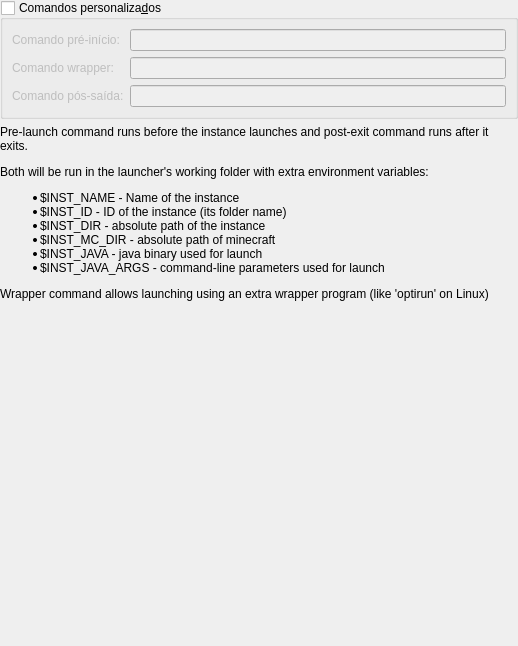
First picture: the form in launcher/ui/widgets/CustomCommands.ui, repository Chrispsz/Launcher, before the edit.
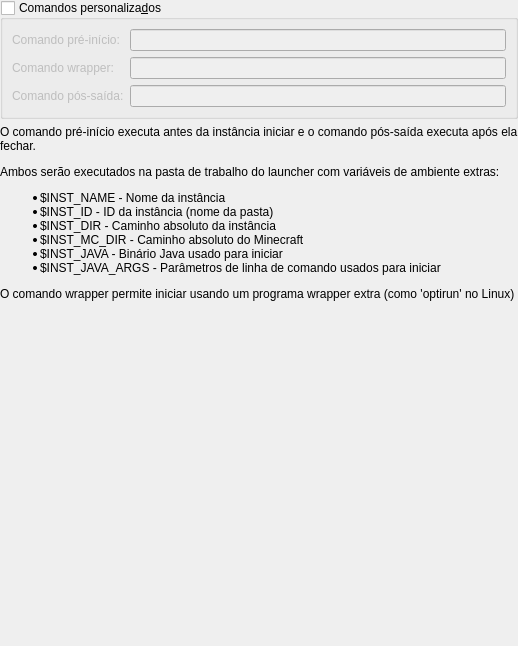
Second picture: the form after the edit.

```diff
--- a/launcher/ui/widgets/CustomCommands.ui
+++ b/launcher/ui/widgets/CustomCommands.ui
@@ -74,7 +74,7 @@
    <item>
     <widget class="QLabel" name="labelCustomCmdsDescription">
      <property name="text">
-      <string>&lt;html&gt;&lt;head/&gt;&lt;body&gt;&lt;p&gt;Pre-launch command runs before the instance launches and post-exit command runs after it exits.&lt;/p&gt;&lt;p&gt;Both will be run in the launcher's working folder with extra environment variables:&lt;/p&gt;&lt;ul&gt;&lt;li&gt;$INST_NAME - Name of the instance&lt;/li&gt;&lt;li&gt;$INST_ID - ID of the instance (its folder name)&lt;/li&gt;&lt;li&gt;$INST_DIR - absolute path of the instance&lt;/li&gt;&lt;li&gt;$INST_MC_DIR - absolute path of minecraft&lt;/li&gt;&lt;li&gt;$INST_JAVA - java binary used for launch&lt;/li&gt;&lt;li&gt;$INST_JAVA_ARGS - command-line parameters used for launch&lt;/li&gt;&lt;/ul&gt;&lt;p&gt;Wrapper command allows launching using an extra wrapper program (like 'optirun' on Linux)&lt;/p&gt;&lt;/body&gt;&lt;/html&gt;</string>
+      <string>&lt;html&gt;&lt;head/&gt;&lt;body&gt;&lt;p&gt;O comando pré-início executa antes da instância iniciar e o comando pós-saída executa após ela fechar.&lt;/p&gt;&lt;p&gt;Ambos serão executados na pasta de trabalho do launcher com variáveis de ambiente extras:&lt;/p&gt;&lt;ul&gt;&lt;li&gt;$INST_NAME - Nome da instância&lt;/li&gt;&lt;li&gt;$INST_ID - ID da instância (nome da pasta)&lt;/li&gt;&lt;li&gt;$INST_DIR - Caminho absoluto da instância&lt;/li&gt;&lt;li&gt;$INST_MC_DIR - Caminho absoluto do Minecraft&lt;/li&gt;&lt;li&gt;$INST_JAVA - Binário Java usado para iniciar&lt;/li&gt;&lt;li&gt;$INST_JAVA_ARGS - Parâmetros de linha de comando usados para iniciar&lt;/li&gt;&lt;/ul&gt;&lt;p&gt;O comando wrapper permite iniciar usando um programa wrapper extra (como 'optirun' no Linux)&lt;/p&gt;&lt;/body&gt;&lt;/html&gt;</string>
      </property>
      <property name="alignment">
       <set>Qt::AlignLeading|Qt::AlignLeft|Qt::AlignTop</set>
```
